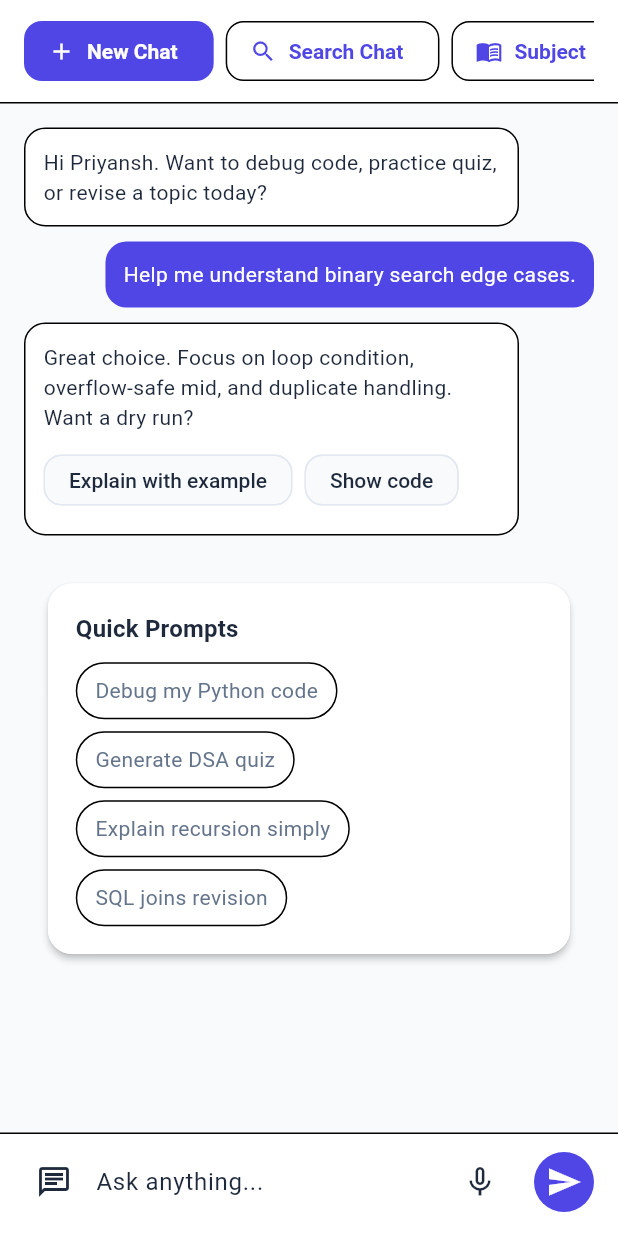
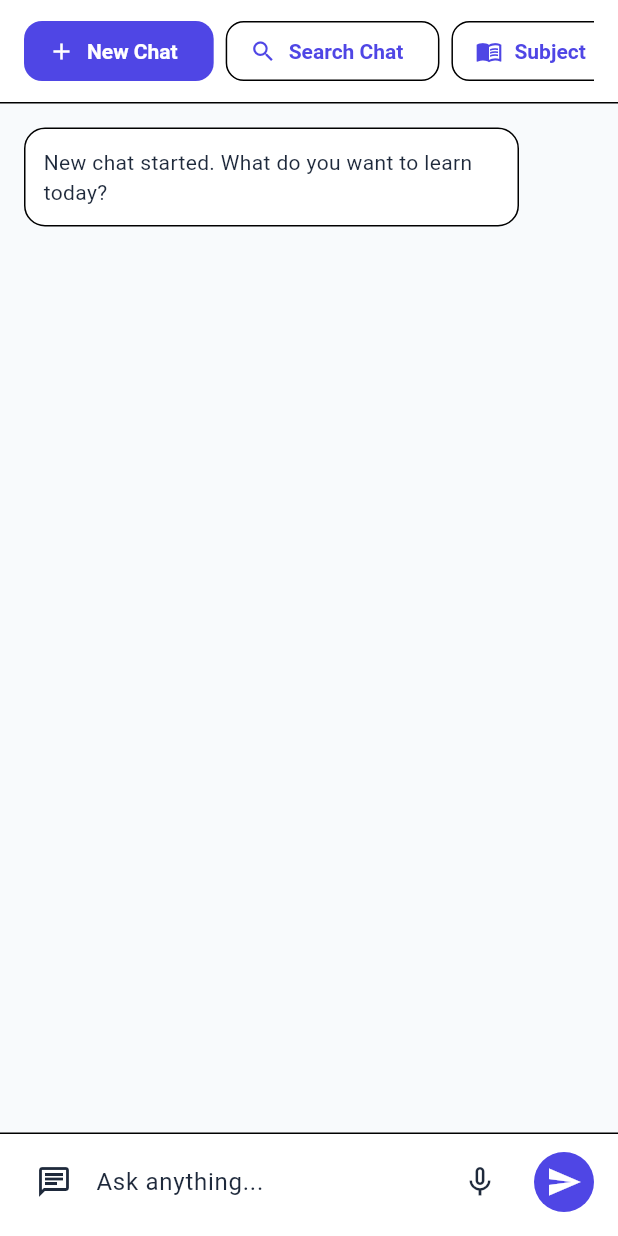
Before and after one commit to priyanshch1105/code-mentor-ai, a Flutter app: the ChatScreen widget shown alone on an empty page, opened directly, after a tap on "New Chat", on a phone screen of 412 x 824 dp. Run offline on Flutter 3.47's test engine with Material 3 defaults, Android fonts, the phone set to English and light mode, and no system bars; our stand-ins replace dio, flutter_animate; statements that could not run were skipped.

Commit message:
feat: Refactor ChatScreen and CodeDebugScreen to use StatefulWidget and improve message handling

```diff
--- a/mobile-app/lib/src/views/dashboard/chat_screen.dart
+++ b/mobile-app/lib/src/views/dashboard/chat_screen.dart
@@ -1,9 +1,75 @@
 import 'package:flutter/material.dart';
 
-import '../widgets/section_card.dart';
+import '../../controllers/controllers.dart';
 
-class ChatScreen extends StatelessWidget {
+class ChatScreen extends StatefulWidget {
   const ChatScreen({super.key});
+
+  @override
+  State<ChatScreen> createState() => _ChatScreenState();
+}
+
+class _ChatScreenState extends State<ChatScreen> {
+  final TextEditingController _messageController = TextEditingController();
+  final List<_ChatMessage> _messages = [
+    const _ChatMessage(
+      isUser: false,
+      text: 'Hi Priyansh. Ask me anything about coding, debugging, or quizzes.',
+    ),
+  ];
+  bool _sending = false;
+  int? _sessionId;
+
+  @override
+  void dispose() {
+    _messageController.dispose();
+    super.dispose();
+  }
+
+  Future<void> _sendMessage() async {
+    final prompt = _messageController.text.trim();
+    if (prompt.isEmpty || _sending) return;
+
+    setState(() {
+      _messages.add(_ChatMessage(isUser: true, text: prompt));
+      _sending = true;
+      _messageController.clear();
+    });
+
+    try {
+      final result = await ChatController.instance.sendMessage(
+        prompt: prompt,
+        sessionId: _sessionId,
+      );
+
+      if (!mounted) return;
+      setState(() {
+        _sessionId = result.sessionId ?? _sessionId;
+        _messages.add(_ChatMessage(isUser: false, text: result.response));
+      });
+    } catch (error) {
+      if (!mounted) return;
+      ScaffoldMessenger.of(context).showSnackBar(
+        SnackBar(content: Text('Chat failed: ${error.toString()}')),
+      );
+    } finally {
+      if (mounted) {
+        setState(() => _sending = false);
+      }
+    }
+  }
+
+  void _startNewChat() {
+    setState(() {
+      _messages
+        ..clear()
+        ..add(const _ChatMessage(
+          isUser: false,
+          text: 'New chat started. What do you want to learn today?',
+        ));
+      _sessionId = null;
+    });
+  }
 
   @override
   Widget build(BuildContext context) {
@@ -22,7 +88,7 @@ class ChatScreen extends StatelessWidget {
             child: Row(
               children: [
                 FilledButton.icon(
-                  onPressed: () {},
+                  onPressed: _startNewChat,
                   icon: const Icon(Icons.add),
                   label: const Text('New Chat'),
                 ),
@@ -43,56 +109,16 @@ class ChatScreen extends StatelessWidget {
           ),
         ),
         Expanded(
-          child: ListView(
+          child: ListView.builder(
             padding: const EdgeInsets.all(16),
-            children: [
-              const _MessageBubble(
-                isUser: false,
-                text:
-                    'Hi Priyansh. Want to debug code, practice quiz, or revise a topic today?',
-              ),
-              const _MessageBubble(
-                isUser: true,
-                text: 'Help me understand binary search edge cases.',
-              ),
-              _MessageBubble(
-                isUser: false,
-                text:
-                    'Great choice. Focus on loop condition, overflow-safe mid, and duplicate handling. Want a dry run?',
-                actions: [
-                  ActionChip(
-                    label: const Text('Explain with example'),
-                    onPressed: () {},
-                  ),
-                  ActionChip(label: const Text('Show code'), onPressed: () {}),
-                ],
-              ),
-              const SizedBox(height: 14),
-              SectionCard(
-                child: Column(
-                  crossAxisAlignment: CrossAxisAlignment.start,
-                  children: [
-                    Text(
-                      'Quick Prompts',
-                      style: theme.textTheme.titleMedium?.copyWith(
-                        fontWeight: FontWeight.w700,
-                      ),
-                    ),
-                    const SizedBox(height: 10),
-                    Wrap(
-                      spacing: 8,
-                      runSpacing: 8,
-                      children: [
-                        _PromptChip(label: 'Debug my Python code'),
-                        _PromptChip(label: 'Generate DSA quiz'),
-                        _PromptChip(label: 'Explain recursion simply'),
-                        _PromptChip(label: 'SQL joins revision'),
-                      ],
-                    ),
-                  ],
-                ),
-              ),
-            ],
+            itemCount: _messages.length,
+            itemBuilder: (context, index) {
+              final message = _messages[index];
+              return _MessageBubble(
+                isUser: message.isUser,
+                text: message.text,
+              );
+            },
           ),
         ),
         Container(
@@ -105,8 +131,10 @@ class ChatScreen extends StatelessWidget {
             children: [
               Expanded(
                 child: TextField(
+                  controller: _messageController,
                   minLines: 1,
                   maxLines: 3,
+                  onSubmitted: (_) => _sendMessage(),
                   decoration: InputDecoration(
                     hintText: 'Ask anything...',
                     prefixIcon: const Icon(Icons.chat_outlined),
@@ -122,7 +150,16 @@ class ChatScreen extends StatelessWidget {
                 ),
               ),
               const SizedBox(width: 8),
-              IconButton.filled(onPressed: () {}, icon: const Icon(Icons.send)),
+              IconButton.filled(
+                onPressed: _sending ? null : _sendMessage,
+                icon: _sending
+                    ? const SizedBox(
+                        width: 18,
+                        height: 18,
+                        child: CircularProgressIndicator(strokeWidth: 2),
+                      )
+                    : const Icon(Icons.send),
+              ),
             ],
           ),
         ),
@@ -131,16 +168,18 @@ class ChatScreen extends StatelessWidget {
   }
 }
 
-class _MessageBubble extends StatelessWidget {
-  const _MessageBubble({
-    required this.isUser,
-    required this.text,
-    this.actions = const [],
-  });
+class _ChatMessage {
+  const _ChatMessage({required this.isUser, required this.text});
 
   final bool isUser;
   final String text;
-  final List<Widget> actions;
+}
+
+class _MessageBubble extends StatelessWidget {
+  const _MessageBubble({required this.isUser, required this.text});
+
+  final bool isUser;
+  final String text;
 
   @override
   Widget build(BuildContext context) {
@@ -168,35 +207,9 @@ class _MessageBubble extends StatelessWidget {
               text,
               style: theme.textTheme.bodyMedium?.copyWith(color: textColor),
             ),
-            if (actions.isNotEmpty) ...[
-              const SizedBox(height: 8),
-              Wrap(spacing: 8, runSpacing: 8, children: actions),
-            ],
           ],
         ),
       ),
     );
   }
 }
-
-class _PromptChip extends StatelessWidget {
-  const _PromptChip({required this.label});
-
-  final String label;
-
-  @override
-  Widget build(BuildContext context) {
-    return InkWell(
-      onTap: () {},
-      borderRadius: BorderRadius.circular(999),
-      child: Ink(
-        padding: const EdgeInsets.symmetric(horizontal: 12, vertical: 8),
-        decoration: BoxDecoration(
-          borderRadius: BorderRadius.circular(999),
-          border: Border.all(color: Theme.of(context).dividerColor),
-        ),
-        child: Text(label),
-      ),
-    );
-  }
-}
```
Also changed, not shown: mobile-app/lib/src/views/dashboard/code_debug_screen.dart (+121 -30 lines), mobile-app/lib/src/views/dashboard/home_screen.dart (+34 -13 lines).
